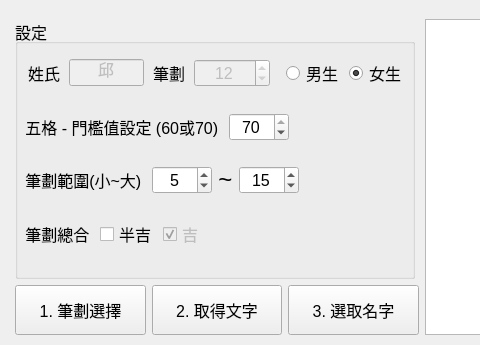
maticchiu/Naming, file Naming.ui: the form before one commit; both pictures show x 0 to 480 and y 0 to 345 of the 690 by 345 pixel window.
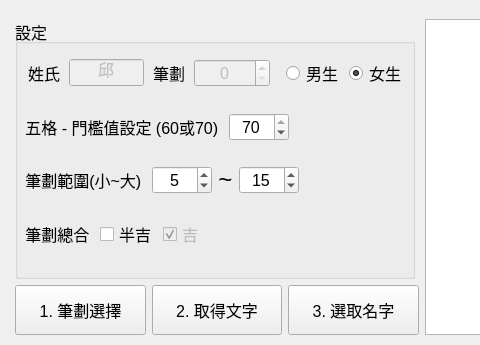
The form after the commit.

Patch:
```diff
--- a/Naming.ui
+++ b/Naming.ui
@@ -158,7 +158,7 @@
                  <set>Qt::AlignCenter</set>
                 </property>
                 <property name="value">
-                 <number>12</number>
+                 <number>0</number>
                 </property>
                </widget>
               </item>
```
